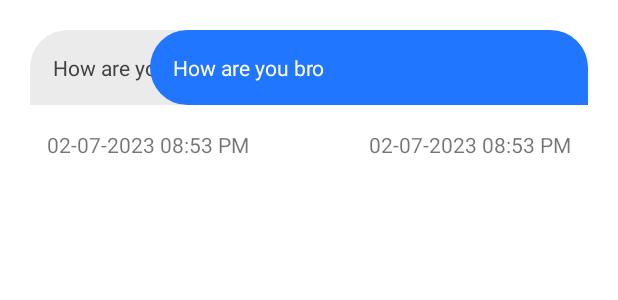
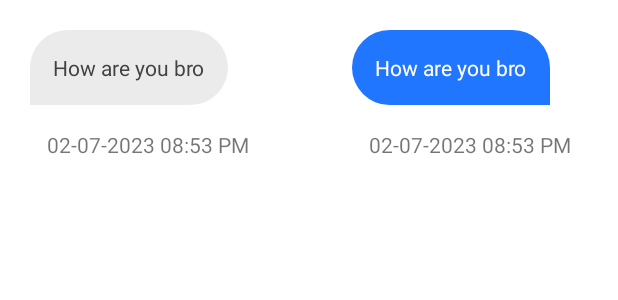
Before and after one commit to Princeadeola/SingleChat_project10, an Android app: the layout chat_layout.xml on its own in the app's theme, with its tools: preview values and no code run, on a phone screen of 412 x 824 dp. Shown: the top 300 px of the screen. Run offline under Robolectric (Android 15) with nearby library versions, the phone set to English and light mode, and no system bars.

```diff
--- a/app/src/main/java/com/adeolaadesipe/singlechat/adapter/ChatAdapter.java
+++ b/app/src/main/java/com/adeolaadesipe/singlechat/adapter/ChatAdapter.java
@@ -41,9 +41,15 @@ public class ChatAdapter extends RecyclerView.Adapter<ChatAdapter.MyViewHolder>
         if (list.getNumber().equals(userNumber)){
             holder.myLayout.setVisibility(View.VISIBLE);
             holder.userLayout.setVisibility(View.GONE);
+
+            holder.myMessage.setText(list.getMessage());
+            holder.myMessageTime.setText(list.getDate() + " " + list.getTime());
         }else{
             holder.myLayout.setVisibility(View.GONE);
             holder.userLayout.setVisibility(View.VISIBLE);
+
+            holder.userMessage.setText(list.getMessage());
+            holder.userMessageTime.setText(list.getDate() + " " + list.getTime());
         }
     }
 
--- a/app/src/main/res/layout/chat_layout.xml
+++ b/app/src/main/res/layout/chat_layout.xml
@@ -12,7 +12,7 @@
 
         <LinearLayout
             android:id="@+id/userLayout"
-            android:layout_width="match_parent"
+            android:layout_width="wrap_content"
             android:layout_height="wrap_content"
             android:layout_marginStart="20dp"
             android:layout_marginEnd="100dp"
@@ -21,7 +21,7 @@
 
             <TextView
                 android:id="@+id/userMessageID"
-                android:layout_width="match_parent"
+                android:layout_width="wrap_content"
                 android:layout_height="wrap_content"
                 android:padding="15dp"
                 android:background="@drawable/user_msg_back"
@@ -41,17 +41,17 @@
 
         <LinearLayout
             android:id="@+id/myLayout"
-            android:layout_width="match_parent"
+            android:layout_width="wrap_content"
             android:layout_height="wrap_content"
             android:layout_marginEnd="20dp"
-            android:layout_marginStart="100dp"
+            android:layout_marginStart="50dp"
             android:orientation="vertical"
             android:layout_alignParentEnd="true"
             >
 
             <TextView
                 android:id="@+id/myMessageID"
-                android:layout_width="match_parent"
+                android:layout_width="wrap_content"
                 android:layout_height="wrap_content"
                 android:padding="15dp"
                 android:background="@drawable/my_msg_back"
```
Also changed, not shown: app/src/main/java/com/adeolaadesipe/singlechat/ChatActivity.java (+9 -3 lines).
